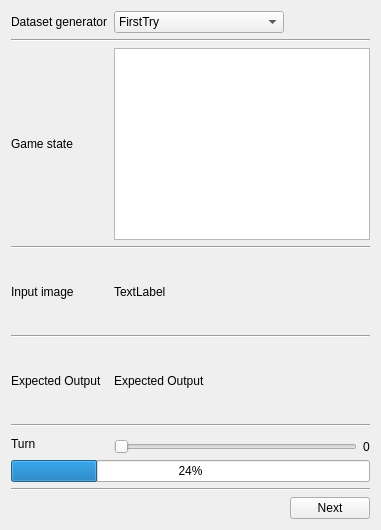
First picture: the form in src/alphaDots/mldataview.ui, repository ofenrohr/ksquares, before the edit.
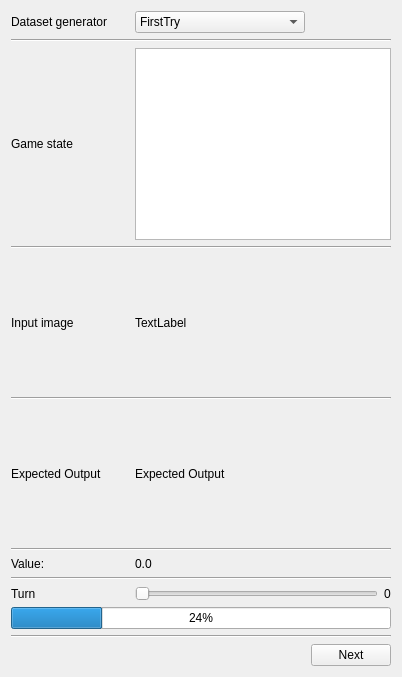
Second picture: the form after the edit.

```diff
--- a/src/alphaDots/mldataview.ui
+++ b/src/alphaDots/mldataview.ui
@@ -6,8 +6,8 @@
    <rect>
     <x>0</x>
     <y>0</y>
-    <width>381</width>
-    <height>530</height>
+    <width>402</width>
+    <height>677</height>
    </rect>
   </property>
   <property name="windowTitle">
@@ -100,7 +100,7 @@
      </property>
     </widget>
    </item>
-   <item row="4" column="1" colspan="2">
+   <item row="4" column="1">
     <widget class="QLabel" name="inputLbl">
      <property name="sizePolicy">
       <sizepolicy hsizetype="Expanding" vsizetype="Expanding">
@@ -133,7 +133,7 @@
      </property>
     </widget>
    </item>
-   <item row="6" column="1" colspan="2">
+   <item row="6" column="1">
     <widget class="QLabel" name="outputLbl">
      <property name="sizePolicy">
       <sizepolicy hsizetype="Expanding" vsizetype="Expanding">
@@ -153,14 +153,80 @@
      </property>
     </widget>
    </item>
-   <item row="8" column="0" rowspan="2">
+   <item row="8" column="0">
+    <widget class="QLabel" name="label_6">
+     <property name="sizePolicy">
+      <sizepolicy hsizetype="Minimum" vsizetype="Preferred">
+       <horstretch>0</horstretch>
+       <verstretch>0</verstretch>
+      </sizepolicy>
+     </property>
+     <property name="text">
+      <string>Value:</string>
+     </property>
+    </widget>
+   </item>
+   <item row="8" column="1" colspan="2">
+    <widget class="QLabel" name="valueLbl">
+     <property name="sizePolicy">
+      <sizepolicy hsizetype="Expanding" vsizetype="Preferred">
+       <horstretch>0</horstretch>
+       <verstretch>0</verstretch>
+      </sizepolicy>
+     </property>
+     <property name="text">
+      <string>0.0</string>
+     </property>
+    </widget>
+   </item>
+   <item row="9" column="0" colspan="3">
+    <widget class="Line" name="line_6">
+     <property name="orientation">
+      <enum>Qt::Horizontal</enum>
+     </property>
+    </widget>
+   </item>
+   <item row="10" column="0">
     <widget class="QLabel" name="label_5">
      <property name="text">
       <string>Turn </string>
      </property>
     </widget>
    </item>
-   <item row="9" column="1" colspan="2">
+   <item row="12" column="0" colspan="3">
+    <widget class="Line" name="line_5">
+     <property name="orientation">
+      <enum>Qt::Horizontal</enum>
+     </property>
+    </widget>
+   </item>
+   <item row="13" column="0">
+    <spacer name="horizontalSpacer">
+     <property name="orientation">
+      <enum>Qt::Horizontal</enum>
+     </property>
+     <property name="sizeHint" stdset="0">
+      <size>
+       <width>40</width>
+       <height>20</height>
+      </size>
+     </property>
+    </spacer>
+   </item>
+   <item row="13" column="2">
+    <widget class="QPushButton" name="nextBtn">
+     <property name="sizePolicy">
+      <sizepolicy hsizetype="Maximum" vsizetype="Fixed">
+       <horstretch>0</horstretch>
+       <verstretch>0</verstretch>
+      </sizepolicy>
+     </property>
+     <property name="text">
+      <string>Next</string>
+     </property>
+    </widget>
+   </item>
+   <item row="10" column="1" colspan="2">
     <layout class="QHBoxLayout" name="horizontalLayout">
      <item>
       <widget class="QSlider" name="turnSlider">
@@ -181,46 +247,13 @@
      </item>
     </layout>
    </item>
-   <item row="10" column="0" colspan="3">
+   <item row="11" column="0" colspan="3">
     <widget class="QProgressBar" name="progressBar">
      <property name="value">
       <number>24</number>
      </property>
     </widget>
    </item>
-   <item row="11" column="0" colspan="3">
-    <widget class="Line" name="line_5">
-     <property name="orientation">
-      <enum>Qt::Horizontal</enum>
-     </property>
-    </widget>
-   </item>
-   <item row="12" column="0" colspan="2">
-    <spacer name="horizontalSpacer">
-     <property name="orientation">
-      <enum>Qt::Horizontal</enum>
-     </property>
-     <property name="sizeHint" stdset="0">
-      <size>
-       <width>40</width>
-       <height>20</height>
-      </size>
-     </property>
-    </spacer>
-   </item>
-   <item row="12" column="2">
-    <widget class="QPushButton" name="nextBtn">
-     <property name="sizePolicy">
-      <sizepolicy hsizetype="Maximum" vsizetype="Fixed">
-       <horstretch>0</horstretch>
-       <verstretch>0</verstretch>
-      </sizepolicy>
-     </property>
-     <property name="text">
-      <string>Next</string>
-     </property>
-    </widget>
-   </item>
   </layout>
  </widget>
  <resources/>
```
Left out of the diff: 5 changed lines with no effect on the pictures.
